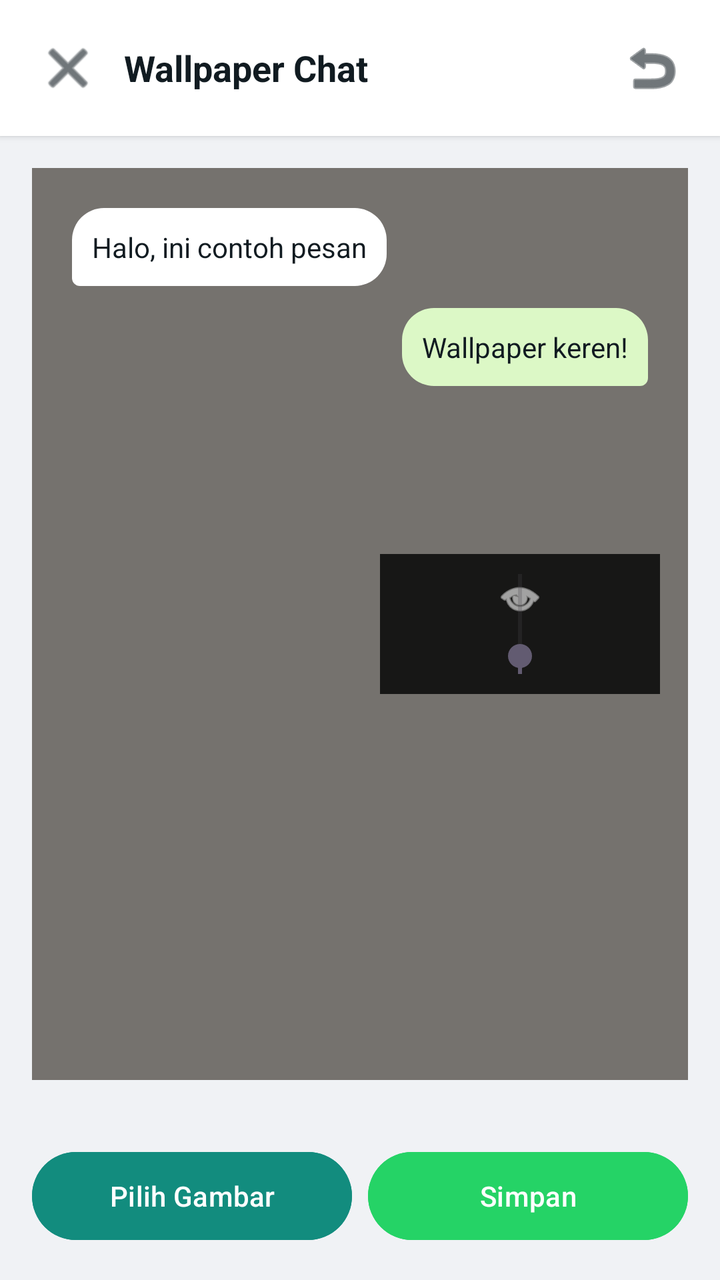
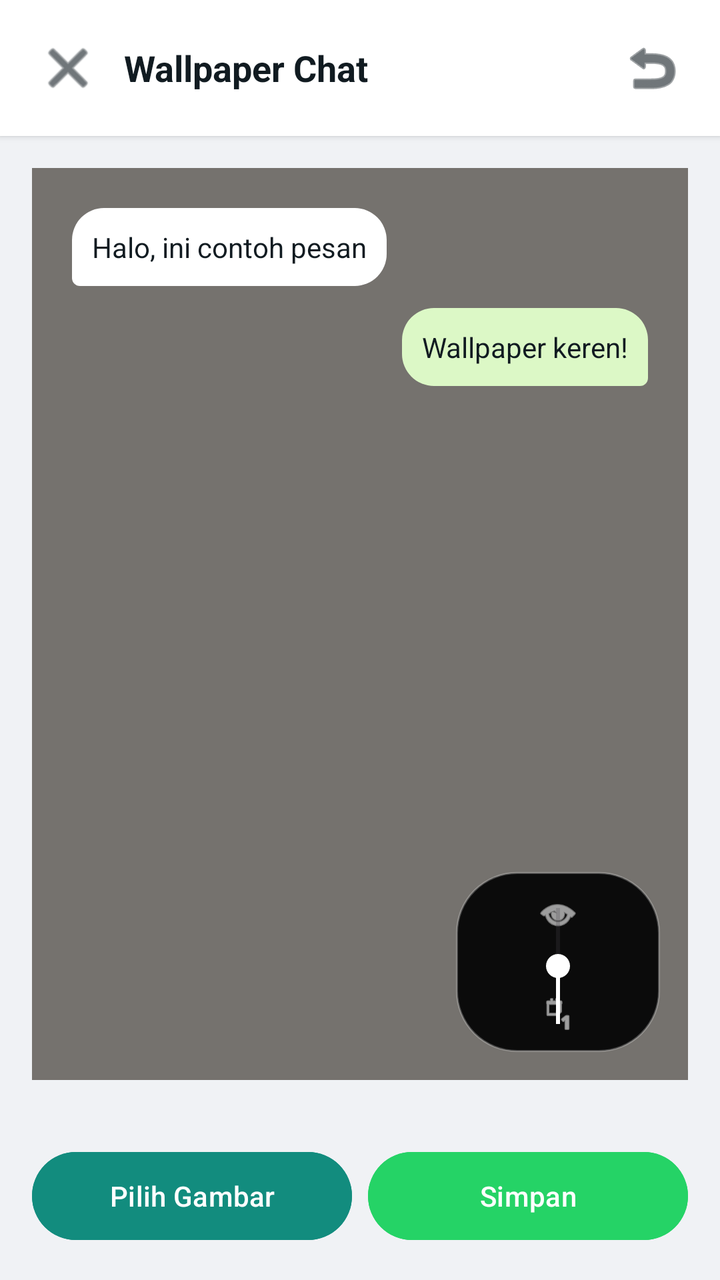

Compare the two renders of this Android layout. The source of the first and the diff that turns it into the second are given below.
<!-- AndroidManifest.xml: application theme Theme.Material3.DayNight.NoActionBar -->
<!-- res/layout/activity_wallpaper.xml -->
<?xml version="1.0" encoding="utf-8"?>
<LinearLayout xmlns:android="http://schemas.android.com/apk/res/android"
    android:layout_width="match_parent"
    android:layout_height="match_parent"
    android:orientation="vertical"
    android:background="@color/home_bg">

    <LinearLayout
        android:layout_width="match_parent"
        android:layout_height="wrap_content"
        android:background="@color/bubble_other"
        android:orientation="horizontal"
        android:padding="14dp"
        android:gravity="center_vertical"
        android:elevation="2dp">

        <ImageButton
            android:id="@+id/btnBack"
            android:layout_width="40dp"
            android:layout_height="40dp"
            android:background="?android:attr/selectableItemBackgroundBorderless"
            android:src="@android:drawable/ic_menu_close_clear_cancel"
            android:tint="@color/text_primary"
            android:contentDescription="Kembali" />

        <TextView
            android:layout_width="0dp"
            android:layout_height="wrap_content"
            android:layout_weight="1"
            android:text="Wallpaper Chat"
            android:textSize="18sp"
            android:textStyle="bold"
            android:textColor="@color/text_primary"
            android:paddingStart="8dp" />

        <ImageButton
            android:id="@+id/btnResetWallpaper"
            android:layout_width="40dp"
            android:layout_height="40dp"
            android:background="?android:attr/selectableItemBackgroundBorderless"
            android:src="@android:drawable/ic_menu_revert"
            android:tint="@color/text_primary"
            android:contentDescription="Reset" />
    </LinearLayout>

    <FrameLayout
        android:layout_width="match_parent"
        android:layout_height="0dp"
        android:layout_weight="1"
        android:layout_margin="16dp"
        android:background="@color/chat_bg">

        <ImageView
            android:id="@+id/wallpaperPreview"
            android:layout_width="match_parent"
            android:layout_height="match_parent"
            android:scaleType="centerCrop"
            android:src="@drawable/wallpaper_default"
            android:contentDescription="Preview" />

        
        <View
            android:id="@+id/overlayDim"
            android:layout_width="match_parent"
            android:layout_height="match_parent"
            android:background="#80000000" />

        
        <LinearLayout
            android:layout_width="wrap_content"
            android:layout_height="wrap_content"
            android:layout_gravity="start|top"
            android:layout_margin="20dp"
            android:background="@drawable/bubble_other"
            android:padding="10dp">

            <TextView
                android:layout_width="wrap_content"
                android:layout_height="wrap_content"
                android:text="Halo, ini contoh pesan"
                android:textColor="@color/text_primary"
                android:textSize="14sp" />
        </LinearLayout>

        <LinearLayout
            android:layout_width="wrap_content"
            android:layout_height="wrap_content"
            android:layout_gravity="end|top"
            android:layout_marginTop="70dp"
            android:layout_marginEnd="20dp"
            android:background="@drawable/bubble_me"
            android:padding="10dp">

            <TextView
                android:layout_width="wrap_content"
                android:layout_height="wrap_content"
                android:text="Wallpaper keren!"
                android:textColor="@color/text_primary"
                android:textSize="14sp" />
        </LinearLayout>

        
        <LinearLayout
            android:layout_width="wrap_content"
            android:layout_height="wrap_content"
            android:layout_gravity="end|center_vertical"
            android:layout_marginEnd="14dp"
            android:orientation="vertical"
            android:gravity="center"
            android:background="#CC000000"
            android:padding="10dp">

            <ImageView
                android:layout_width="24dp"
                android:layout_height="24dp"
                android:src="@android:drawable/ic_menu_view"
                android:tint="#FFFFFF"
                android:contentDescription="Brightness" />

            <SeekBar
                android:id="@+id/brightnessSeek"
                android:layout_width="120dp"
                android:layout_height="wrap_content"
                android:layout_marginTop="8dp"
                android:max="100"
                android:progress="50"
                android:rotation="270" />
        </LinearLayout>
    </FrameLayout>

    <LinearLayout
        android:layout_width="match_parent"
        android:layout_height="wrap_content"
        android:orientation="horizontal"
        android:padding="16dp">

        <Button
            android:id="@+id/btnPickWallpaper"
            android:layout_width="0dp"
            android:layout_height="52dp"
            android:layout_weight="1"
            android:layout_marginEnd="8dp"
            android:text="Pilih Gambar"
            android:backgroundTint="@color/brand_green_light"
            android:textColor="#FFFFFF" />

        <Button
            android:id="@+id/btnSaveWallpaper"
            android:layout_width="0dp"
            android:layout_height="52dp"
            android:layout_weight="1"
            android:text="Simpan"
            android:backgroundTint="@color/brand_accent"
            android:textColor="#FFFFFF" />
    </LinearLayout>
</LinearLayout>
<!-- resources referenced by this layout -->
<resources>
  <color name="brand_accent">#25D366</color>
  <color name="brand_green_light">#128C7E</color>
  <color name="bubble_other">#FFFFFF</color>
  <color name="chat_bg">#ECE5DD</color>
  <color name="home_bg">#F0F2F5</color>
  <color name="text_primary">#111B21</color>
  <!-- drawable bubble_me (drawable) -->
  <?xml version="1.0" encoding="utf-8"?>
  <shape xmlns:android="http://schemas.android.com/apk/res/android"
      android:shape="rectangle">
      <solid android:color="@color/bubble_me" />
      <corners
          android:topLeftRadius="16dp"
          android:topRightRadius="16dp"
          android:bottomLeftRadius="16dp"
          android:bottomRightRadius="4dp" />
  </shape>
  <!-- drawable bubble_other (drawable) -->
  <?xml version="1.0" encoding="utf-8"?>
  <shape xmlns:android="http://schemas.android.com/apk/res/android"
      android:shape="rectangle">
      <solid android:color="@color/bubble_other" />
      <corners
          android:topLeftRadius="16dp"
          android:topRightRadius="16dp"
          android:bottomLeftRadius="4dp"
          android:bottomRightRadius="16dp" />
  </shape>
  <!-- drawable wallpaper_default (drawable) -->
  <?xml version="1.0" encoding="utf-8"?>
  <shape xmlns:android="http://schemas.android.com/apk/res/android"
      android:shape="rectangle">
      <solid android:color="#ECE5DD" />
  </shape>
  <color name="bubble_me">#DCF8C6</color>
</resources>

<!-- the commit's change to res/layout/activity_wallpaper.xml (unified diff, before → after) -->
@@ -58,7 +58,6 @@
             android:src="@drawable/wallpaper_default"
             android:contentDescription="Preview" />
 
-        
         <View
             android:id="@+id/overlayDim"
             android:layout_width="match_parent"
@@ -103,28 +102,39 @@
         <LinearLayout
             android:layout_width="wrap_content"
             android:layout_height="wrap_content"
-            android:layout_gravity="end|center_vertical"
-            android:layout_marginEnd="14dp"
+            android:layout_gravity="end|bottom"
+            android:layout_margin="14dp"
             android:orientation="vertical"
             android:gravity="center"
-            android:background="#CC000000"
-            android:padding="10dp">
+            android:background="@drawable/wa_brightness_bg"
+            android:paddingHorizontal="6dp"
+            android:paddingVertical="10dp">
 
             <ImageView
-                android:layout_width="24dp"
-                android:layout_height="24dp"
+                android:layout_width="22dp"
+                android:layout_height="22dp"
                 android:src="@android:drawable/ic_menu_view"
                 android:tint="#FFFFFF"
                 android:contentDescription="Brightness" />
 
             <SeekBar
                 android:id="@+id/brightnessSeek"
-                android:layout_width="120dp"
+                android:layout_width="90dp"
                 android:layout_height="wrap_content"
-                android:layout_marginTop="8dp"
+                android:layout_marginTop="6dp"
                 android:max="100"
                 android:progress="50"
-                android:rotation="270" />
+                android:rotation="270"
+                android:progressTint="#FFFFFF"
+                android:thumbTint="#FFFFFF" />
+
+            <ImageView
+                android:layout_width="18dp"
+                android:layout_height="18dp"
+                android:layout_marginTop="6dp"
+                android:src="@android:drawable/ic_menu_day"
+                android:tint="#FFFFFF"
+                android:contentDescription="Terang" />
         </LinearLayout>
     </FrameLayout>
 
<!-- resource entries referenced after the edit -->
@@ -28,6 +28,14 @@
           android:bottomLeftRadius="4dp"
           android:bottomRightRadius="16dp" />
   </shape>
+  <!-- drawable wa_brightness_bg (drawable) -->
+  <?xml version="1.0" encoding="utf-8"?>
+  <shape xmlns:android="http://schemas.android.com/apk/res/android"
+      android:shape="rectangle">
+      <solid android:color="#E6000000" />
+      <corners android:radius="30dp" />
+      <stroke android:width="1dp" android:color="#40FFFFFF" />
+  </shape>
   <!-- drawable wallpaper_default (drawable) -->
   <?xml version="1.0" encoding="utf-8"?>
   <shape xmlns:android="http://schemas.android.com/apk/res/android"
